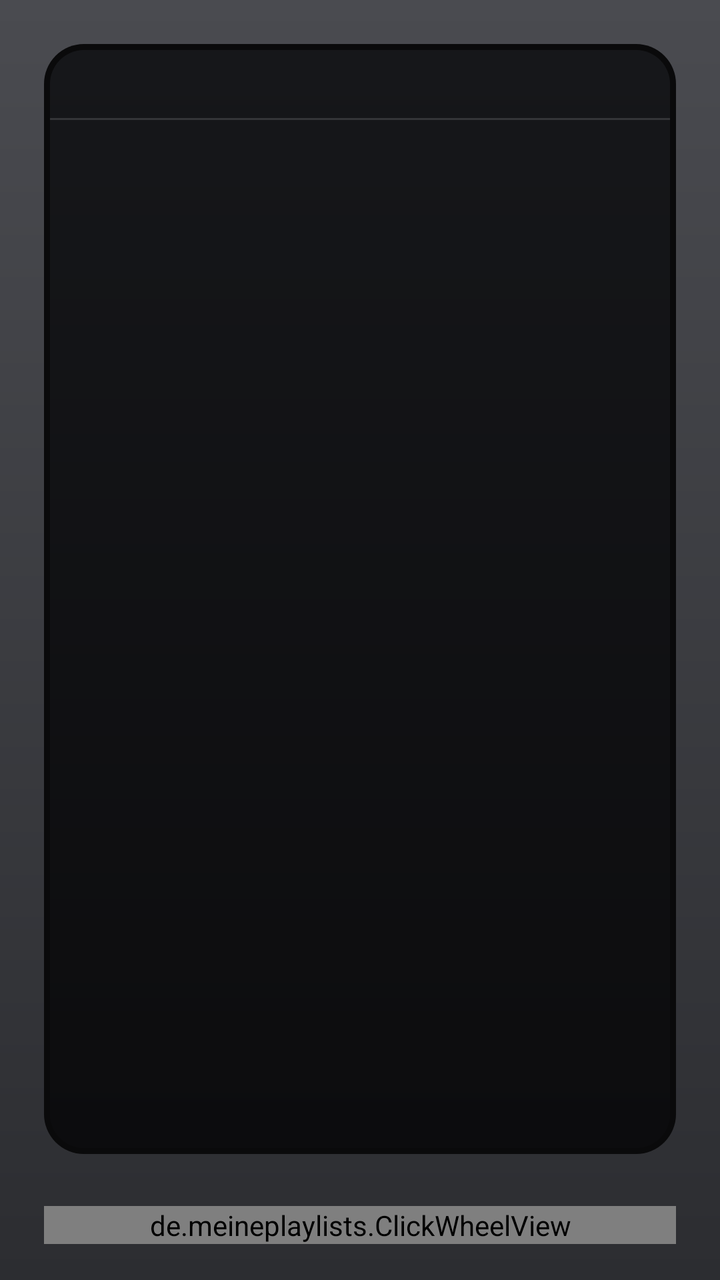
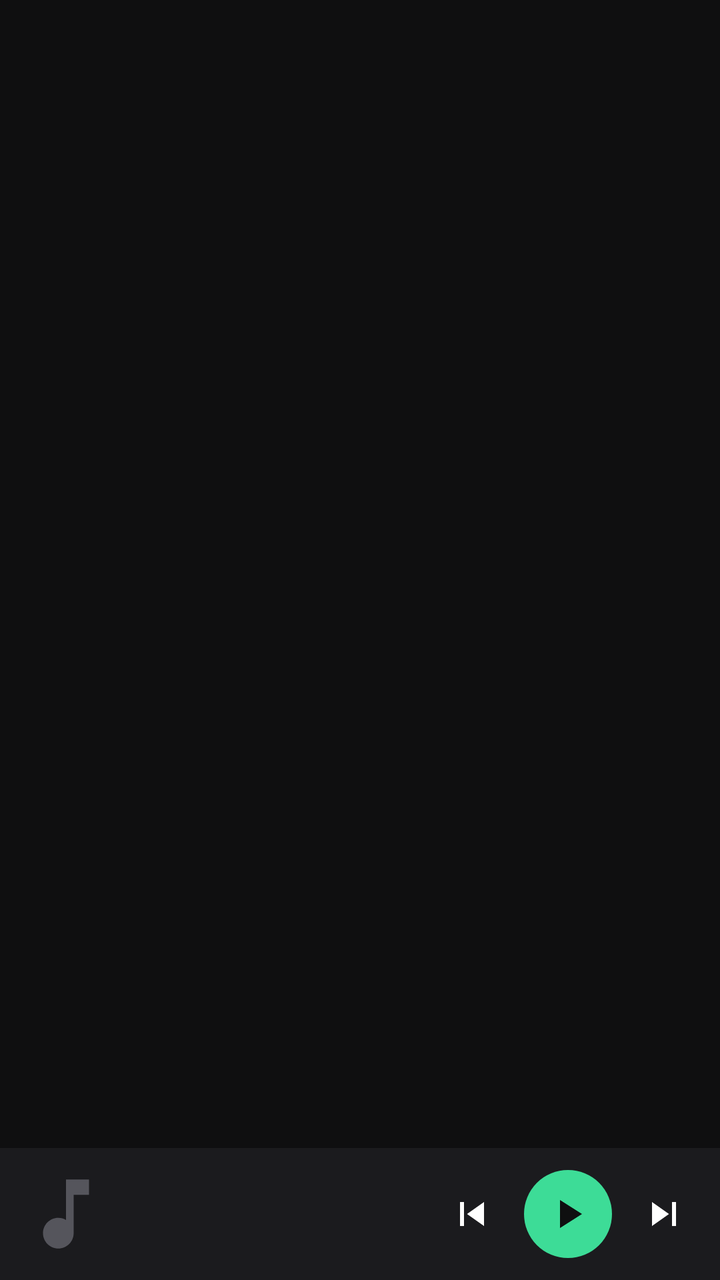

An Android layout rendered at two revisions. The XML below is the earlier revision; the diff shows what the commit changed to produce the second picture.
<!-- AndroidManifest.xml: application theme AppTheme -->
<!-- res/layout/activity_main.xml -->
<?xml version="1.0" encoding="utf-8"?>
<LinearLayout xmlns:android="http://schemas.android.com/apk/res/android"
    android:layout_width="match_parent" android:layout_height="match_parent"
    android:background="@drawable/body_bg" android:fitsSystemWindows="true"
    android:orientation="vertical" android:paddingStart="22dp" android:paddingTop="22dp"
    android:paddingEnd="22dp" android:paddingBottom="18dp">

    
    <LinearLayout android:id="@+id/screen" android:layout_width="match_parent" android:layout_height="0dp"
        android:layout_weight="1" android:background="@drawable/screen_bg" android:orientation="vertical"
        android:padding="3dp">

        
        <LinearLayout android:layout_width="match_parent" android:layout_height="34dp"
            android:gravity="center_vertical" android:orientation="horizontal"
            android:paddingStart="14dp" android:paddingEnd="12dp">
            <TextView android:id="@+id/header_title" android:layout_width="0dp" android:layout_height="wrap_content"
                android:layout_weight="1" android:ellipsize="end" android:singleLine="true"
                android:textColor="#E8E8EC" android:textSize="14sp" android:textStyle="bold" />
            <ImageView android:id="@+id/header_state" android:layout_width="14dp" android:layout_height="14dp"
                android:src="@drawable/ic_hplay" android:visibility="invisible" />
        </LinearLayout>
        <View android:layout_width="match_parent" android:layout_height="1dp" android:background="#22FFFFFF" />

        <FrameLayout android:layout_width="match_parent" android:layout_height="0dp" android:layout_weight="1">
            
            <ListView android:id="@+id/list" android:layout_width="match_parent" android:layout_height="match_parent"
                android:divider="@null" android:dividerHeight="0dp" android:padding="6dp" android:clipToPadding="false"
                android:scrollbars="none" android:listSelector="@android:color/transparent" />

            
            <LinearLayout android:id="@+id/now" android:layout_width="match_parent" android:layout_height="match_parent"
                android:orientation="vertical" android:padding="16dp" android:visibility="gone">
                <LinearLayout android:layout_width="match_parent" android:layout_height="0dp" android:layout_weight="1"
                    android:gravity="center_vertical" android:orientation="horizontal">
                    <de.meineplaylists.SquareImageView android:id="@+id/np_cover" android:layout_width="0dp"
                        android:layout_height="match_parent" android:layout_weight="0.46"
                        android:background="#1E1E22" android:scaleType="centerCrop" />
                    <LinearLayout android:layout_width="0dp" android:layout_height="wrap_content"
                        android:layout_weight="0.54" android:orientation="vertical" android:paddingStart="16dp">
                        <TextView android:id="@+id/np_title" android:layout_width="match_parent" android:layout_height="wrap_content"
                            android:ellipsize="end" android:maxLines="3" android:textColor="#FFFFFF"
                            android:textSize="20sp" android:textStyle="bold" />
                        <TextView android:id="@+id/np_artist" android:layout_width="match_parent" android:layout_height="wrap_content"
                            android:layout_marginTop="4dp" android:ellipsize="end" android:maxLines="2"
                            android:textColor="#B4B4BC" android:textSize="15sp" />
                        <TextView android:id="@+id/np_device" android:layout_width="match_parent" android:layout_height="wrap_content"
                            android:layout_marginTop="10dp" android:ellipsize="end" android:singleLine="true"
                            android:textColor="#7C7C86" android:textSize="12sp" />
                    </LinearLayout>
                </LinearLayout>
                <ProgressBar android:id="@+id/np_progress" style="?android:attr/progressBarStyleHorizontal"
                    android:layout_width="match_parent" android:layout_height="5dp" android:layout_marginTop="16dp"
                    android:max="1000" android:progressDrawable="@drawable/np_progress" />
                <LinearLayout android:layout_width="match_parent" android:layout_height="wrap_content"
                    android:layout_marginTop="5dp" android:orientation="horizontal">
                    <TextView android:id="@+id/np_left" android:layout_width="0dp" android:layout_height="wrap_content"
                        android:layout_weight="1" android:textColor="#8A8A92" android:textSize="12sp" />
                    <TextView android:id="@+id/np_right" android:layout_width="wrap_content" android:layout_height="wrap_content"
                        android:textColor="#8A8A92" android:textSize="12sp" />
                </LinearLayout>
            </LinearLayout>
        </FrameLayout>
    </LinearLayout>

    
    <de.meineplaylists.ClickWheelView android:id="@+id/wheel" android:layout_width="match_parent"
        android:layout_height="wrap_content" android:layout_marginTop="26dp" />
</LinearLayout>
<!-- resources referenced by this layout -->
<resources>
  <!-- drawable body_bg (drawable) -->
  <shape xmlns:android="http://schemas.android.com/apk/res/android">
      <gradient android:angle="270" android:startColor="#4A4B50" android:endColor="#2C2D31"/>
  </shape>
  <!-- drawable ic_hplay (drawable) -->
  <vector xmlns:android="http://schemas.android.com/apk/res/android"
      android:width="24dp" android:height="24dp" android:viewportWidth="24" android:viewportHeight="24">
      <path android:fillColor="#E8E8EC" android:pathData="M8,5v14l11,-7z"/>
  </vector>
  <!-- drawable np_progress (drawable) -->
  <layer-list xmlns:android="http://schemas.android.com/apk/res/android">
      <item android:id="@android:id/background"><shape><solid android:color="#33FFFFFF"/><corners android:radius="3dp"/></shape></item>
      <item android:id="@android:id/progress"><clip><shape><solid android:color="#E8E8EC"/><corners android:radius="3dp"/></shape></clip></item>
  </layer-list>
  <!-- drawable screen_bg (drawable) -->
  <layer-list xmlns:android="http://schemas.android.com/apk/res/android">
      <item><shape><solid android:color="#0A0A0B"/><corners android:radius="20dp"/></shape></item>
      <item android:left="3dp" android:top="3dp" android:right="3dp" android:bottom="3dp"><shape><gradient android:angle="270" android:startColor="#16171A" android:endColor="#0C0C0E"/><corners android:radius="17dp"/></shape></item>
  </layer-list>
  <style name="AppTheme" parent="android:Theme.Material.NoActionBar">
          <item name="android:colorAccent">@color/accent</item>
          <item name="android:colorPrimary">@color/bg</item>
          <item name="android:colorPrimaryDark">@color/bg</item>
          <item name="android:windowBackground">@color/bg</item>
          <item name="android:statusBarColor">#4A4B50</item>
          <item name="android:navigationBarColor">#2C2D31</item>
          <item name="android:textColorPrimary">@color/text</item>
          <item name="android:textColorSecondary">@color/text2</item>
          <item name="android:alertDialogTheme">@style/DialogTheme</item>
      </style>
  <color name="accent">#3DDC97</color>
  <color name="bg">#0F0F10</color>
  <color name="text">#FFFFFF</color>
  <color name="text2">#A0A0A8</color>
  <style name="DialogTheme" parent="android:Theme.Material.Dialog.Alert">
          <item name="android:colorAccent">@color/accent</item>
      </style>
</resources>

<!-- the commit's change to res/layout/activity_main.xml (unified diff, before → after) -->
@@ -1,69 +1,95 @@
 <?xml version="1.0" encoding="utf-8"?>
 <LinearLayout xmlns:android="http://schemas.android.com/apk/res/android"
     android:layout_width="match_parent" android:layout_height="match_parent"
-    android:background="@drawable/body_bg" android:fitsSystemWindows="true"
-    android:orientation="vertical" android:paddingStart="22dp" android:paddingTop="22dp"
-    android:paddingEnd="22dp" android:paddingBottom="18dp">
+    android:background="@color/bg" android:fitsSystemWindows="true" android:orientation="vertical">
 
     
-    <LinearLayout android:id="@+id/screen" android:layout_width="match_parent" android:layout_height="0dp"
-        android:layout_weight="1" android:background="@drawable/screen_bg" android:orientation="vertical"
-        android:padding="3dp">
+    <LinearLayout android:layout_width="match_parent" android:layout_height="64dp"
+        android:gravity="center_vertical" android:orientation="horizontal"
+        android:paddingStart="8dp" android:paddingEnd="16dp">
+        <ImageButton android:id="@+id/back" android:layout_width="48dp" android:layout_height="48dp"
+            android:background="?android:attr/selectableItemBackgroundBorderless" android:contentDescription="Zurück"
+            android:src="@drawable/ic_back" android:visibility="gone" />
+        <TextView android:id="@+id/header_title" android:layout_width="0dp" android:layout_height="wrap_content"
+            android:layout_weight="1" android:ellipsize="end" android:paddingStart="8dp" android:singleLine="true"
+            android:textColor="@color/text" android:textSize="26sp" android:textStyle="bold" />
+    </LinearLayout>
+
+    <FrameLayout android:layout_width="match_parent" android:layout_height="0dp" android:layout_weight="1">
+        <ListView android:id="@+id/list" android:layout_width="match_parent" android:layout_height="match_parent"
+            android:clipToPadding="false" android:divider="@null" android:dividerHeight="0dp"
+            android:paddingBottom="8dp" android:scrollbars="none" />
 
         
-        <LinearLayout android:layout_width="match_parent" android:layout_height="34dp"
-            android:gravity="center_vertical" android:orientation="horizontal"
-            android:paddingStart="14dp" android:paddingEnd="12dp">
-            <TextView android:id="@+id/header_title" android:layout_width="0dp" android:layout_height="wrap_content"
-                android:layout_weight="1" android:ellipsize="end" android:singleLine="true"
-                android:textColor="#E8E8EC" android:textSize="14sp" android:textStyle="bold" />
-            <ImageView android:id="@+id/header_state" android:layout_width="14dp" android:layout_height="14dp"
-                android:src="@drawable/ic_hplay" android:visibility="invisible" />
+        <LinearLayout android:id="@+id/now" android:layout_width="match_parent" android:layout_height="match_parent"
+            android:gravity="center_horizontal" android:orientation="vertical"
+            android:paddingStart="28dp" android:paddingTop="8dp" android:paddingEnd="28dp" android:paddingBottom="20dp"
+            android:visibility="gone">
+            <de.meineplaylists.SquareImageView android:id="@+id/np_cover" android:layout_width="match_parent"
+                android:layout_height="0dp" android:layout_weight="1" android:background="@color/surface"
+                android:scaleType="centerCrop" />
+            <TextView android:id="@+id/np_title" android:layout_width="match_parent" android:layout_height="wrap_content"
+                android:layout_marginTop="22dp" android:ellipsize="end" android:maxLines="2"
+                android:textColor="@color/text" android:textSize="22sp" android:textStyle="bold" />
+            <TextView android:id="@+id/np_artist" android:layout_width="match_parent" android:layout_height="wrap_content"
+                android:layout_marginTop="2dp" android:ellipsize="end" android:singleLine="true"
+                android:textColor="@color/text2" android:textSize="16sp" />
+            <ProgressBar android:id="@+id/np_progress" style="?android:attr/progressBarStyleHorizontal"
+                android:layout_width="match_parent" android:layout_height="4dp" android:layout_marginTop="20dp"
+                android:max="1000" android:progressDrawable="@drawable/np_progress" />
+            <LinearLayout android:layout_width="match_parent" android:layout_height="wrap_content"
+                android:layout_marginTop="6dp" android:orientation="horizontal">
+                <TextView android:id="@+id/np_left" android:layout_width="0dp" android:layout_height="wrap_content"
+                    android:layout_weight="1" android:textColor="@color/text2" android:textSize="12sp" />
+                <TextView android:id="@+id/np_right" android:layout_width="wrap_content" android:layout_height="wrap_content"
+                    android:textColor="@color/text2" android:textSize="12sp" />
+            </LinearLayout>
+            <LinearLayout android:layout_width="wrap_content" android:layout_height="wrap_content"
+                android:layout_marginTop="10dp" android:gravity="center_vertical" android:orientation="horizontal">
+                <ImageButton android:id="@+id/np_prev" android:layout_width="60dp" android:layout_height="60dp"
+                    android:background="?android:attr/selectableItemBackgroundBorderless" android:contentDescription="Zurück"
+                    android:scaleType="fitCenter" android:padding="14dp" android:src="@drawable/ic_prev" />
+                <ImageButton android:id="@+id/np_play" android:layout_width="72dp" android:layout_height="72dp"
+                    android:layout_marginStart="24dp" android:layout_marginEnd="24dp" android:background="@drawable/play_circle"
+                    android:contentDescription="Play/Pause" android:scaleType="fitCenter" android:padding="18dp"
+                    android:src="@drawable/ic_play_dark" />
+                <ImageButton android:id="@+id/np_next" android:layout_width="60dp" android:layout_height="60dp"
+                    android:background="?android:attr/selectableItemBackgroundBorderless" android:contentDescription="Weiter"
+                    android:scaleType="fitCenter" android:padding="14dp" android:src="@drawable/ic_next" />
+            </LinearLayout>
+            <LinearLayout android:layout_width="match_parent" android:layout_height="wrap_content"
+                android:layout_marginTop="14dp" android:gravity="center_vertical" android:orientation="horizontal">
+                <ImageView android:layout_width="20dp" android:layout_height="20dp" android:src="@drawable/ic_volume" />
+                <SeekBar android:id="@+id/np_volume" android:layout_width="0dp" android:layout_height="wrap_content"
+                    android:layout_weight="1" android:max="100" />
+            </LinearLayout>
+            <TextView android:id="@+id/np_device" android:layout_width="match_parent" android:layout_height="wrap_content"
+                android:layout_marginTop="6dp" android:gravity="center" android:singleLine="true"
+                android:textColor="@color/text2" android:textSize="12sp" />
         </LinearLayout>
-        <View android:layout_width="match_parent" android:layout_height="1dp" android:background="#22FFFFFF" />
-
-        <FrameLayout android:layout_width="match_parent" android:layout_height="0dp" android:layout_weight="1">
-            
-            <ListView android:id="@+id/list" android:layout_width="match_parent" android:layout_height="match_parent"
-                android:divider="@null" android:dividerHeight="0dp" android:padding="6dp" android:clipToPadding="false"
-                android:scrollbars="none" android:listSelector="@android:color/transparent" />
-
-            
-            <LinearLayout android:id="@+id/now" android:layout_width="match_parent" android:layout_height="match_parent"
-                android:orientation="vertical" android:padding="16dp" android:visibility="gone">
-                <LinearLayout android:layout_width="match_parent" android:layout_height="0dp" android:layout_weight="1"
-                    android:gravity="center_vertical" android:orientation="horizontal">
-                    <de.meineplaylists.SquareImageView android:id="@+id/np_cover" android:layout_width="0dp"
-                        android:layout_height="match_parent" android:layout_weight="0.46"
-                        android:background="#1E1E22" android:scaleType="centerCrop" />
-                    <LinearLayout android:layout_width="0dp" android:layout_height="wrap_content"
-                        android:layout_weight="0.54" android:orientation="vertical" android:paddingStart="16dp">
-                        <TextView android:id="@+id/np_title" android:layout_width="match_parent" android:layout_height="wrap_content"
-                            android:ellipsize="end" android:maxLines="3" android:textColor="#FFFFFF"
-                            android:textSize="20sp" android:textStyle="bold" />
-                        <TextView android:id="@+id/np_artist" android:layout_width="match_parent" android:layout_height="wrap_content"
-                            android:layout_marginTop="4dp" android:ellipsize="end" android:maxLines="2"
-                            android:textColor="#B4B4BC" android:textSize="15sp" />
-                        <TextView android:id="@+id/np_device" android:layout_width="match_parent" android:layout_height="wrap_content"
-                            android:layout_marginTop="10dp" android:ellipsize="end" android:singleLine="true"
-                            android:textColor="#7C7C86" android:textSize="12sp" />
-                    </LinearLayout>
-                </LinearLayout>
-                <ProgressBar android:id="@+id/np_progress" style="?android:attr/progressBarStyleHorizontal"
-                    android:layout_width="match_parent" android:layout_height="5dp" android:layout_marginTop="16dp"
-                    android:max="1000" android:progressDrawable="@drawable/np_progress" />
-                <LinearLayout android:layout_width="match_parent" android:layout_height="wrap_content"
-                    android:layout_marginTop="5dp" android:orientation="horizontal">
-                    <TextView android:id="@+id/np_left" android:layout_width="0dp" android:layout_height="wrap_content"
-                        android:layout_weight="1" android:textColor="#8A8A92" android:textSize="12sp" />
-                    <TextView android:id="@+id/np_right" android:layout_width="wrap_content" android:layout_height="wrap_content"
-                        android:textColor="#8A8A92" android:textSize="12sp" />
-                </LinearLayout>
-            </LinearLayout>
-        </FrameLayout>
-    </LinearLayout>
+    </FrameLayout>
 
     
-    <de.meineplaylists.ClickWheelView android:id="@+id/wheel" android:layout_width="match_parent"
-        android:layout_height="wrap_content" android:layout_marginTop="26dp" />
+    <LinearLayout android:id="@+id/mini" android:layout_width="match_parent" android:layout_height="66dp"
+        android:background="@color/surface" android:gravity="center_vertical" android:orientation="horizontal"
+        android:paddingStart="10dp" android:paddingEnd="6dp">
+        <ImageView android:id="@+id/mini_cover" android:layout_width="46dp" android:layout_height="46dp"
+            android:scaleType="centerCrop" android:src="@drawable/ic_note" />
+        <LinearLayout android:layout_width="0dp" android:layout_height="wrap_content" android:layout_weight="1"
+            android:orientation="vertical" android:paddingStart="12dp" android:paddingEnd="8dp">
+            <TextView android:id="@+id/mini_title" android:layout_width="match_parent" android:layout_height="wrap_content"
+                android:ellipsize="end" android:singleLine="true" android:textColor="@color/text" android:textSize="14sp" />
+            <TextView android:id="@+id/mini_sub" android:layout_width="match_parent" android:layout_height="wrap_content"
+                android:ellipsize="end" android:singleLine="true" android:textColor="@color/text2" android:textSize="12sp" />
+        </LinearLayout>
+        <ImageButton android:id="@+id/mini_prev" android:layout_width="44dp" android:layout_height="44dp"
+            android:background="?android:attr/selectableItemBackgroundBorderless" android:contentDescription="Zurück"
+            android:src="@drawable/ic_prev" />
+        <ImageButton android:id="@+id/mini_play" android:layout_width="44dp" android:layout_height="44dp"
+            android:layout_marginStart="4dp" android:layout_marginEnd="4dp" android:background="@drawable/play_circle"
+            android:contentDescription="Play/Pause" android:src="@drawable/ic_play_dark" />
+        <ImageButton android:id="@+id/mini_next" android:layout_width="44dp" android:layout_height="44dp"
+            android:background="?android:attr/selectableItemBackgroundBorderless" android:contentDescription="Weiter"
+            android:src="@drawable/ic_next" />
+    </LinearLayout>
 </LinearLayout>
<!-- resource entries referenced after the edit -->
@@ -1,39 +1,60 @@
 <!-- resources referenced by this layout -->
 <resources>
-  <!-- drawable body_bg (drawable) -->
-  <shape xmlns:android="http://schemas.android.com/apk/res/android">
-      <gradient android:angle="270" android:startColor="#4A4B50" android:endColor="#2C2D31"/>
-  </shape>
-  <!-- drawable ic_hplay (drawable) -->
-  <vector xmlns:android="http://schemas.android.com/apk/res/android"
-      android:width="24dp" android:height="24dp" android:viewportWidth="24" android:viewportHeight="24">
-      <path android:fillColor="#E8E8EC" android:pathData="M8,5v14l11,-7z"/>
-  </vector>
   <!-- drawable np_progress (drawable) -->
   <layer-list xmlns:android="http://schemas.android.com/apk/res/android">
       <item android:id="@android:id/background"><shape><solid android:color="#33FFFFFF"/><corners android:radius="3dp"/></shape></item>
       <item android:id="@android:id/progress"><clip><shape><solid android:color="#E8E8EC"/><corners android:radius="3dp"/></shape></clip></item>
   </layer-list>
-  <!-- drawable screen_bg (drawable) -->
-  <layer-list xmlns:android="http://schemas.android.com/apk/res/android">
-      <item><shape><solid android:color="#0A0A0B"/><corners android:radius="20dp"/></shape></item>
-      <item android:left="3dp" android:top="3dp" android:right="3dp" android:bottom="3dp"><shape><gradient android:angle="270" android:startColor="#16171A" android:endColor="#0C0C0E"/><corners android:radius="17dp"/></shape></item>
-  </layer-list>
+  <!-- drawable play_circle (drawable) -->
+  <shape xmlns:android="http://schemas.android.com/apk/res/android" android:shape="oval">
+      <solid android:color="@color/accent"/>
+  </shape>
   <style name="AppTheme" parent="android:Theme.Material.NoActionBar">
           <item name="android:colorAccent">@color/accent</item>
           <item name="android:colorPrimary">@color/bg</item>
           <item name="android:colorPrimaryDark">@color/bg</item>
           <item name="android:windowBackground">@color/bg</item>
-          <item name="android:statusBarColor">#4A4B50</item>
-          <item name="android:navigationBarColor">#2C2D31</item>
+          <item name="android:statusBarColor">@color/bg</item>
+          <item name="android:navigationBarColor">@color/surface</item>
           <item name="android:textColorPrimary">@color/text</item>
           <item name="android:textColorSecondary">@color/text2</item>
           <item name="android:alertDialogTheme">@style/DialogTheme</item>
       </style>
   <color name="accent">#3DDC97</color>
   <color name="bg">#0F0F10</color>
+  <color name="surface">#1B1B1E</color>
   <color name="text">#FFFFFF</color>
   <color name="text2">#A0A0A8</color>
+  <!-- drawable ic_back (drawable) -->
+  <vector xmlns:android="http://schemas.android.com/apk/res/android"
+      android:width="24dp" android:height="24dp" android:viewportWidth="24" android:viewportHeight="24">
+      <path android:fillColor="#FFFFFF" android:pathData="M20,11H7.83l5.59,-5.59L12,4l-8,8 8,8 1.41,-1.41L7.83,13H20v-2z"/>
+  </vector>
+  <!-- drawable ic_next (drawable) -->
+  <vector xmlns:android="http://schemas.android.com/apk/res/android"
+      android:width="24dp" android:height="24dp" android:viewportWidth="24" android:viewportHeight="24">
+      <path android:fillColor="#FFFFFF" android:pathData="M6,18l8.5,-6L6,6v12zM16,6v12h2V6h-2z"/>
+  </vector>
+  <!-- drawable ic_note (drawable) -->
+  <vector xmlns:android="http://schemas.android.com/apk/res/android"
+      android:width="24dp" android:height="24dp" android:viewportWidth="24" android:viewportHeight="24">
+      <path android:fillColor="#55555C" android:pathData="M12,3v10.55c-0.59,-0.34 -1.27,-0.55 -2,-0.55 -2.21,0 -4,1.79 -4,4s1.79,4 4,4 4,-1.79 4,-4V7h4V3h-6z"/>
+  </vector>
+  <!-- drawable ic_play_dark (drawable) -->
+  <vector xmlns:android="http://schemas.android.com/apk/res/android"
+      android:width="24dp" android:height="24dp" android:viewportWidth="24" android:viewportHeight="24">
+      <path android:fillColor="#0F0F10" android:pathData="M8,5v14l11,-7z"/>
+  </vector>
+  <!-- drawable ic_prev (drawable) -->
+  <vector xmlns:android="http://schemas.android.com/apk/res/android"
+      android:width="24dp" android:height="24dp" android:viewportWidth="24" android:viewportHeight="24">
+      <path android:fillColor="#FFFFFF" android:pathData="M6,6h2v12H6zM9.5,12l8.5,6V6z"/>
+  </vector>
+  <!-- drawable ic_volume (drawable) -->
+  <vector xmlns:android="http://schemas.android.com/apk/res/android"
+      android:width="24dp" android:height="24dp" android:viewportWidth="24" android:viewportHeight="24">
+      <path android:fillColor="#8A8A92" android:pathData="M3,9v6h4l5,5V4L7,9H3zM16.5,12c0,-1.77 -1.02,-3.29 -2.5,-4.03v8.05c1.48,-0.73 2.5,-2.25 2.5,-4.02z"/>
+  </vector>
   <style name="DialogTheme" parent="android:Theme.Material.Dialog.Alert">
           <item name="android:colorAccent">@color/accent</item>
       </style>
